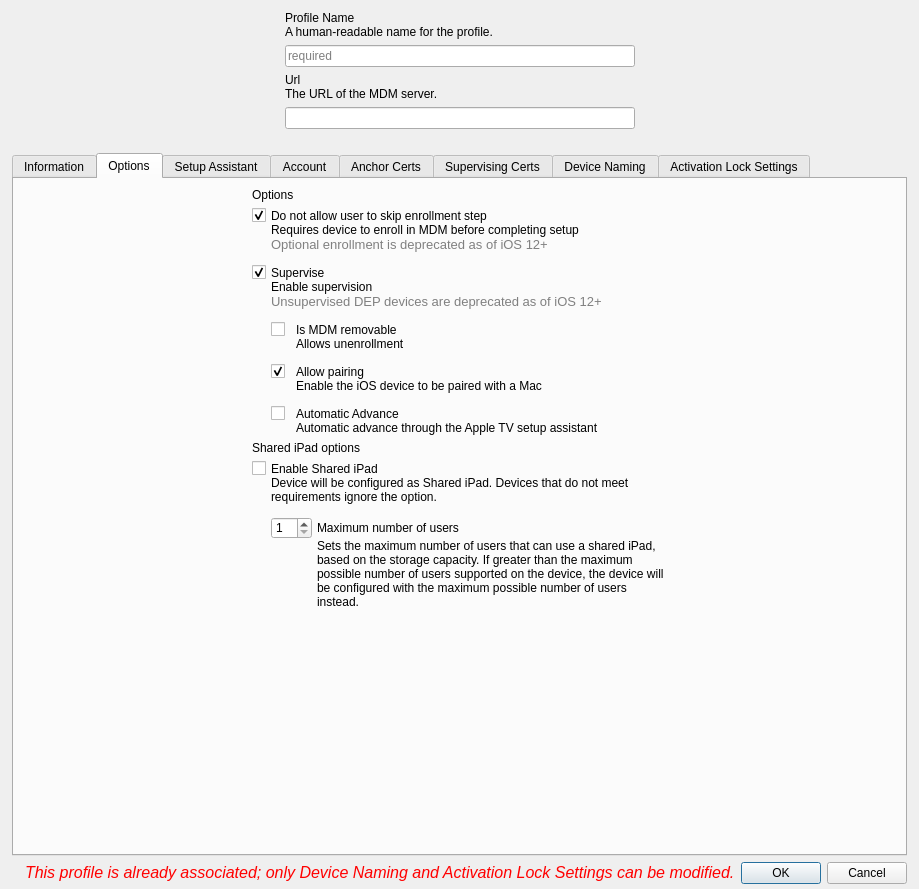
The window that FWAdminLib/dep/DepProfileDlg.ui (fw-dev/translations) describes before a commit, drawn with Qt 5.
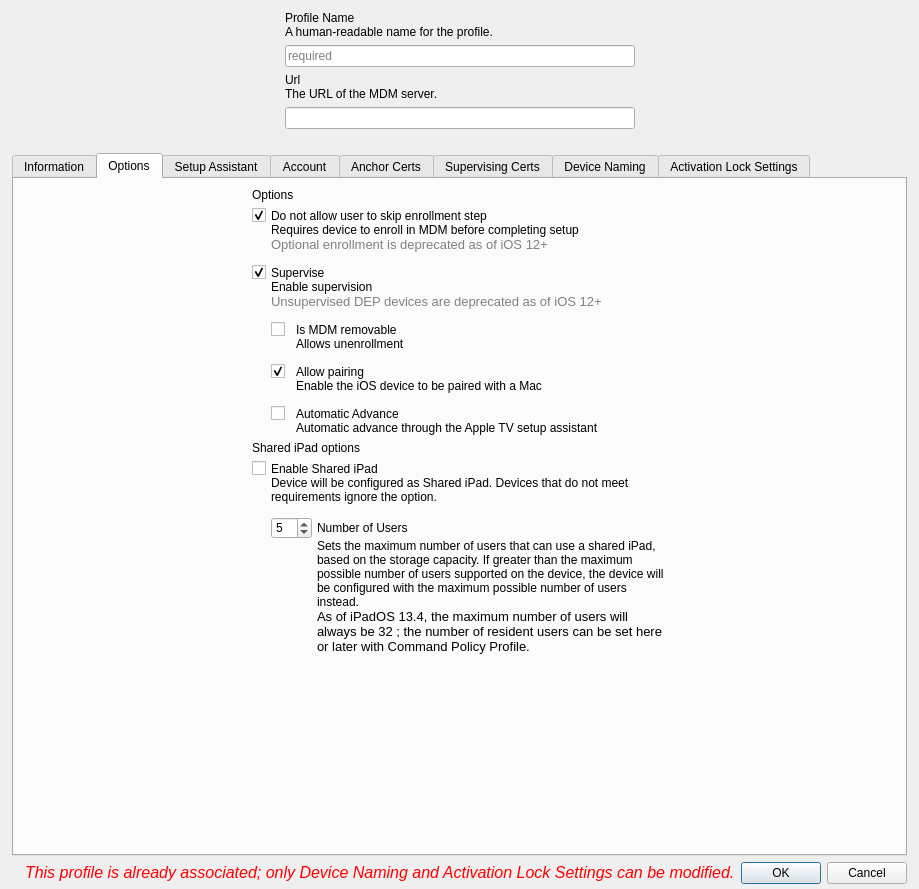
The same window after the commit. The open tabs and pages were chosen to show the change. Icons and pictures are not drawn. Custom widgets are drawn as their Qt base class.

Commit message: FW-0000 include Policy Editors into ts files

```diff
--- a/FWAdminLib/dep/DepProfileDlg.ui
+++ b/FWAdminLib/dep/DepProfileDlg.ui
@@ -947,7 +947,7 @@
            <item row="4" column="2">
             <widget class="QLabel" name="label_28">
              <property name="text">
-              <string>Maximum number of users</string>
+              <string>Number of Users</string>
              </property>
             </widget>
            </item>
@@ -958,6 +958,12 @@
                <property name="minimum">
                 <number>1</number>
                </property>
+               <property name="maximum">
+                <number>32</number>
+               </property>
+               <property name="value">
+                <number>5</number>
+               </property>
               </widget>
              </item>
             </layout>
@@ -1012,6 +1018,27 @@
              </property>
             </spacer>
            </item>
+           <item row="6" column="2">
+            <widget class="QLabel" name="lTipResidentUser">
+             <property name="minimumSize">
+              <size>
+               <width>350</width>
+               <height>0</height>
+              </size>
+             </property>
+             <property name="font">
+              <font>
+               <pointsize>10</pointsize>
+              </font>
+             </property>
+             <property name="text">
+              <string>As of iPadOS 13.4, the maximum number of users will always be 32 ; the number of resident users can be set here or later with Command Policy Profile.</string>
+             </property>
+             <property name="wordWrap">
+              <bool>true</bool>
+             </property>
+            </widget>
+           </item>
           </layout>
          </item>
          <item>
```
The commit also changes 22 other files.
